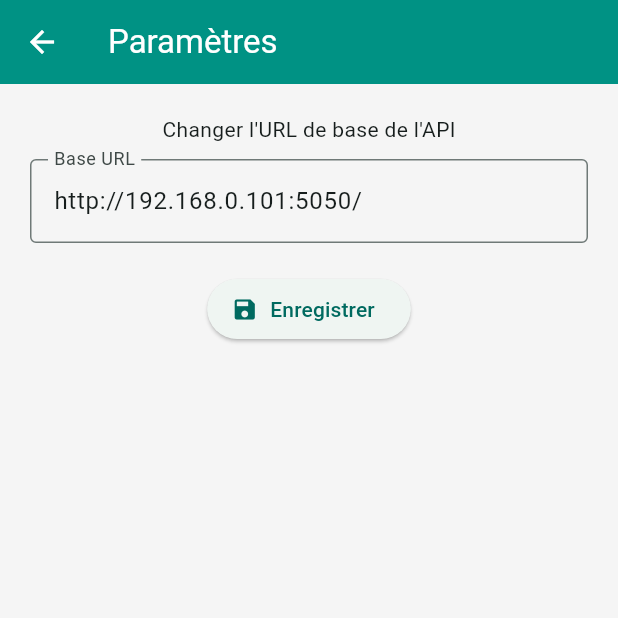
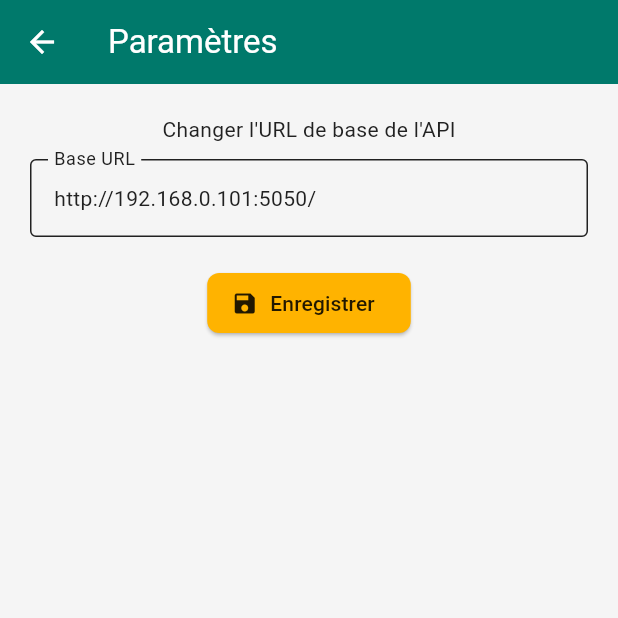
Before and after one commit to KadMohamedAli/salinite_mobile, a Flutter app: the screen it shows after launch, after a tap on the "settings" icon, on a phone screen of 412 x 824 dp, the top half of it. Run offline on Flutter 3.47's test engine with Material 3 defaults, Android fonts, the phone set to English and light mode, and no system bars; our stand-ins replace flutter_spinkit, pull_to_refresh, shared_preferences.

Commit message:
added dark and light mode, unified colors, and made it tolerent to error and displaying it

```diff
--- a/lib/main.dart
+++ b/lib/main.dart
@@ -12,21 +12,105 @@ void main() async {
 class MyApp extends StatelessWidget {
   const MyApp({super.key});
 
+  // Define colors globally to reuse
+  static const Color tealColor = Color(0xFF00796B);
+  static const Color goldColor = Color(0xFFFFB300);
+
+  static const Color lightBackground = Color(0xFFF5F5F5); // light grey
+  static const Color darkBackground = Color(0xFF212121); // dark grey
+
   @override
   Widget build(BuildContext context) {
     return MaterialApp(
       title: 'Salinité App',
       debugShowCheckedModeBanner: false,
       theme: ThemeData(
-        colorScheme: ColorScheme.fromSeed(seedColor: Colors.teal),
+        colorScheme: ColorScheme(
+          brightness: Brightness.light,
+          primary: tealColor,
+          onPrimary: Colors.white, // Text/icon on primary color (teal)
+          secondary: goldColor,
+          onSecondary: Colors.black87, // Text/icon on gold
+          background: lightBackground,
+          onBackground: Colors.grey[900]!,
+          surface: Colors.white,
+          onSurface: Colors.grey[900]!,
+          error: Colors.red.shade700,
+          onError: Colors.white,
+        ),
         useMaterial3: true,
-        scaffoldBackgroundColor: Colors.grey[100],
+        scaffoldBackgroundColor: lightBackground,
         appBarTheme: const AppBarTheme(
-          backgroundColor: Colors.teal,
-          foregroundColor: Colors.white,
+          backgroundColor: tealColor,
+          foregroundColor: Colors.white, // white text & icons on teal appbar
           elevation: 4,
         ),
+        cardTheme: CardThemeData(
+          color: Colors.white, // white cards on light mode
+          elevation: 4,
+          shape: RoundedRectangleBorder(
+            borderRadius: BorderRadius.circular(12),
+          ),
+          shadowColor: tealColor.withOpacity(0.25),
+        ),
+        textTheme: Typography.blackMountainView.apply(
+          bodyColor: Colors.grey[900],
+          displayColor: Colors.grey[900],
+        ),
+        elevatedButtonTheme: ElevatedButtonThemeData(
+          style: ElevatedButton.styleFrom(
+            backgroundColor: tealColor, // button background
+            foregroundColor: Colors.white, // button text color
+            shape: RoundedRectangleBorder(
+              borderRadius: BorderRadius.circular(8),
+            ),
+          ),
+        ),
       ),
+      darkTheme: ThemeData(
+        colorScheme: ColorScheme(
+          brightness: Brightness.dark,
+          primary: tealColor,
+          onPrimary: Colors.white,
+          secondary: goldColor,
+          onSecondary: Colors.black87,
+          background: darkBackground,
+          onBackground: Colors.grey[300]!,
+          surface: Color(0xFF424242), // dark card color
+          onSurface: Colors.grey[300]!,
+          error: Colors.red.shade400,
+          onError: Colors.black,
+        ),
+        useMaterial3: true,
+        scaffoldBackgroundColor: darkBackground,
+        appBarTheme: const AppBarTheme(
+          backgroundColor: tealColor,
+          foregroundColor: Colors.white, // white text/icons on teal appbar
+          elevation: 4,
+        ),
+        cardTheme: CardThemeData(
+          color: Color(0xFF424242), // dark grey cards
+          elevation: 4,
+          shape: RoundedRectangleBorder(
+            borderRadius: BorderRadius.circular(12),
+          ),
+          shadowColor: Colors.black54,
+        ),
+        textTheme: Typography.whiteMountainView.apply(
+          bodyColor: Colors.grey[300],
+          displayColor: Colors.grey[300],
+        ),
+        elevatedButtonTheme: ElevatedButtonThemeData(
+          style: ElevatedButton.styleFrom(
+            backgroundColor: goldColor, // gold buttons in dark mode
+            foregroundColor: Colors.black87, // dark text on gold button
+            shape: RoundedRectangleBorder(
+              borderRadius: BorderRadius.circular(8),
+            ),
+          ),
+        ),
+      ),
+      themeMode: ThemeMode.system,
       initialRoute: '/',
       routes: {
         '/': (_) => const HomePage(),
--- a/lib/pages/home_page.dart
+++ b/lib/pages/home_page.dart
@@ -33,12 +33,14 @@ class _HomePageState extends State<HomePage> {
     } catch (e) {
       setState(() {
         _error = e.toString();
+        _salinity = null;
       });
     }
 
     setState(() {
       _isLoading = false;
     });
+
     _refreshController.refreshCompleted();
   }
 
@@ -48,8 +50,53 @@ class _HomePageState extends State<HomePage> {
     _fetchSalinity();
   }
 
+  Widget _buildErrorCard() {
+    final theme = Theme.of(context);
+    return GestureDetector(
+      onTap: _fetchSalinity,
+      child: Card(
+        shape: RoundedRectangleBorder(borderRadius: BorderRadius.circular(20)),
+        elevation: 5,
+        margin: const EdgeInsets.all(16),
+        color: theme.colorScheme.errorContainer,
+        child: Padding(
+          padding: const EdgeInsets.all(24),
+          child: Column(
+            mainAxisSize: MainAxisSize.min,
+            children: [
+              Icon(
+                Icons.error_outline,
+                color: theme.colorScheme.error,
+                size: 48,
+              ),
+              const SizedBox(height: 16),
+              Text(
+                _error ?? "Erreur inconnue",
+                textAlign: TextAlign.center,
+                style: theme.textTheme.bodyMedium?.copyWith(
+                  color: theme.colorScheme.error,
+                ),
+              ),
+              const SizedBox(height: 12),
+              Text(
+                'Appuyez pour réessayer',
+                style: theme.textTheme.bodySmall?.copyWith(
+                  color: theme.colorScheme.onErrorContainer.withOpacity(0.6),
+                ),
+              ),
+            ],
+          ),
+        ),
+      ),
+    );
+  }
+
   @override
   Widget build(BuildContext context) {
+    final theme = Theme.of(context);
+    // If you have CustomColors extension and want to access custom colors here:
+    // final customColors = theme.extension<CustomColors>();
+
     return Scaffold(
       appBar: AppBar(
         title: const Text('Salinité'),
@@ -57,6 +104,9 @@ class _HomePageState extends State<HomePage> {
           IconButton(
             icon: const Icon(Icons.settings),
             onPressed: () => Navigator.pushNamed(context, '/settings'),
+            color: theme
+                .appBarTheme
+                .foregroundColor, // ensure icon color matches app bar text
           ),
         ],
       ),
@@ -66,12 +116,9 @@ class _HomePageState extends State<HomePage> {
         onRefresh: _fetchSalinity,
         child: Center(
           child: _isLoading
-              ? const SpinKitFadingCircle(color: Colors.teal, size: 50)
+              ? SpinKitFadingCircle(color: theme.colorScheme.primary, size: 50)
               : _error != null
-              ? Text(
-                  _error!,
-                  style: const TextStyle(color: Colors.red, fontSize: 18),
-                )
+              ? _buildErrorCard()
               : SalinityDisplay(value: _salinity!, onRefresh: _fetchSalinity),
         ),
       ),
--- a/lib/pages/settings_page.dart
+++ b/lib/pages/settings_page.dart
@@ -28,6 +28,9 @@ class _SettingsPageState extends State<SettingsPage> {
 
   @override
   Widget build(BuildContext context) {
+    final theme = Theme.of(context);
+    final colorScheme = theme.colorScheme;
+
     return Scaffold(
       appBar: AppBar(title: const Text('Paramètres')),
       body: Padding(
@@ -38,6 +41,7 @@ class _SettingsPageState extends State<SettingsPage> {
             const SizedBox(height: 10),
             TextField(
               controller: _controller,
+              style: theme.textTheme.bodyMedium,
               decoration: const InputDecoration(
                 border: OutlineInputBorder(),
                 labelText: 'Base URL',
@@ -48,6 +52,12 @@ class _SettingsPageState extends State<SettingsPage> {
               onPressed: _saveUrl,
               icon: const Icon(Icons.save),
               label: const Text('Enregistrer'),
+              style: ElevatedButton.styleFrom(
+                backgroundColor:
+                    colorScheme.secondary, // button background color
+                foregroundColor:
+                    colorScheme.onSecondary, // text & icon color on button
+              ),
             ),
           ],
         ),
--- a/lib/services/api_service.dart
+++ b/lib/services/api_service.dart
@@ -1,19 +1,43 @@
-import 'dart:convert';
-import 'package:http/http.dart' as http;
-import 'base_url_service.dart';
+// import 'dart:convert';
+// import 'package:http/http.dart' as http;
+// import 'base_url_service.dart';
+
+// class ApiService {
+//   static Future<double> fetchSalinity() async {
+//     final baseUrl = BaseUrlService.getBaseUrl();
+//     final uri = Uri.parse('$baseUrl/salinity'); // adapt if needed
+
+//     final response = await http.get(uri);
+
+//     if (response.statusCode == 200) {
+//       final data = json.decode(response.body);
+//       return data['value'].toDouble(); // assuming JSON { "value": 12.3 }
+//     } else {
+//       throw Exception('Failed to load salinity data');
+//     }
+//   }
+// }
+
+import 'dart:math';
+import 'dart:async';
 
 class ApiService {
   static Future<double> fetchSalinity() async {
-    final baseUrl = BaseUrlService.getBaseUrl();
-    final uri = Uri.parse('$baseUrl/salinity'); // adapt if needed
+    await Future.delayed(const Duration(seconds: 1));
 
-    final response = await http.get(uri);
+    final random = Random();
+    final chance = random.nextDouble();
 
-    if (response.statusCode == 200) {
-      final data = json.decode(response.body);
-      return data['value'].toDouble(); // assuming JSON { "value": 12.3 }
-    } else {
-      throw Exception('Failed to load salinity data');
+    // 30% chance of error
+    if (chance < 0.3) {
+      if (chance < 0.15) {
+        throw TimeoutException("La requête a expiré.");
+      } else {
+        throw Exception("Erreur serveur (500). Veuillez réessayer.");
+      }
     }
+
+    // Return random value between 10.0 and 40.0
+    return 10.0 + random.nextDouble() * 30.0;
   }
 }
--- a/lib/widgets/salinity_display.dart
+++ b/lib/widgets/salinity_display.dart
@@ -12,6 +12,13 @@ class SalinityDisplay extends StatelessWidget {
 
   @override
   Widget build(BuildContext context) {
+    final theme = Theme.of(context);
+    final colorScheme = theme.colorScheme;
+
+    // Use the custom colors from colorScheme
+    final textOnCardColor =
+        colorScheme.onPrimary; // for text on primary color background
+
     return GestureDetector(
       onTap: onRefresh,
       child: Card(
@@ -22,32 +29,31 @@ class SalinityDisplay extends StatelessWidget {
           padding: const EdgeInsets.all(32),
           decoration: BoxDecoration(
             borderRadius: BorderRadius.circular(20),
-            gradient: const LinearGradient(
-              colors: [Colors.teal, Colors.tealAccent],
-              begin: Alignment.topLeft,
-              end: Alignment.bottomRight,
-            ),
+            color: colorScheme.primary,
           ),
           child: Column(
             mainAxisSize: MainAxisSize.min,
             children: [
-              const Text(
-                'Valeur de salinité est :',
-                style: TextStyle(fontSize: 20, color: Colors.white),
+              Text(
+                'Valeur de salinité :',
+                style: theme.textTheme.titleMedium?.copyWith(
+                  color: textOnCardColor,
+                ),
               ),
               const SizedBox(height: 16),
               Text(
-                '$value',
-                style: const TextStyle(
-                  fontSize: 36,
+                '${value.toStringAsFixed(4)} g/L',
+                style: theme.textTheme.displaySmall?.copyWith(
                   fontWeight: FontWeight.bold,
-                  color: Colors.white,
+                  color: textOnCardColor,
                 ),
               ),
               const SizedBox(height: 8),
-              const Text(
+              Text(
                 'Appuyez pour rafraîchir',
-                style: TextStyle(fontSize: 14, color: Colors.white70),
+                style: theme.textTheme.bodySmall?.copyWith(
+                  color: textOnCardColor.withOpacity(0.7),
+                ),
               ),
             ],
           ),
```
